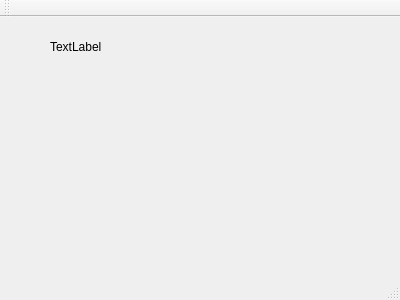
Qt form modloader_qt/mainwindow.ui (jpeg/TDL-Mod-Loader) before a commit.
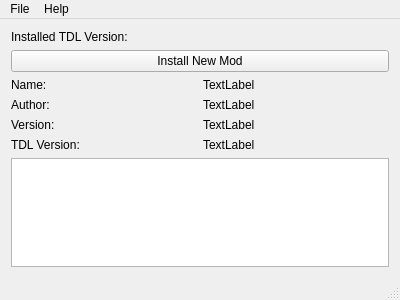
The same form after that commit.

Commit message: Fixed some ModManager bugs, added basic GUI

Patch:
```diff
--- a/modloader_qt/mainwindow.ui
+++ b/modloader_qt/mainwindow.ui
@@ -14,19 +14,85 @@
    <string>MainWindow</string>
   </property>
   <widget class="QWidget" name="centralWidget">
-   <widget class="QLabel" name="labelTDLVersion">
-    <property name="geometry">
-     <rect>
-      <x>50</x>
-      <y>20</y>
-      <width>191</width>
-      <height>20</height>
-     </rect>
-    </property>
-    <property name="text">
-     <string>TextLabel</string>
-    </property>
-   </widget>
+   <layout class="QVBoxLayout" name="verticalLayout">
+    <item>
+     <widget class="QLabel" name="labelTDLVersion">
+      <property name="text">
+       <string>Installed TDL Version:</string>
+      </property>
+     </widget>
+    </item>
+    <item>
+     <widget class="QPushButton" name="buttonInstallMod">
+      <property name="text">
+       <string>Install New Mod</string>
+      </property>
+     </widget>
+    </item>
+    <item>
+     <layout class="QGridLayout" name="gridLayout_2">
+      <item row="2" column="0">
+       <widget class="QLabel" name="labelModVersionLabel">
+        <property name="text">
+         <string>Version:</string>
+        </property>
+       </widget>
+      </item>
+      <item row="1" column="0">
+       <widget class="QLabel" name="labelModAuthorLabel">
+        <property name="text">
+         <string>Author:</string>
+        </property>
+       </widget>
+      </item>
+      <item row="3" column="0">
+       <widget class="QLabel" name="labelModGameVersionLabel">
+        <property name="text">
+         <string>TDL Version:</string>
+        </property>
+       </widget>
+      </item>
+      <item row="0" column="0">
+       <widget class="QLabel" name="labelModNameLabel">
+        <property name="text">
+         <string>Name:</string>
+        </property>
+       </widget>
+      </item>
+      <item row="0" column="1">
+       <widget class="QLabel" name="labelModName">
+        <property name="text">
+         <string>TextLabel</string>
+        </property>
+       </widget>
+      </item>
+      <item row="1" column="1">
+       <widget class="QLabel" name="labelModAuthor">
+        <property name="text">
+         <string>TextLabel</string>
+        </property>
+       </widget>
+      </item>
+      <item row="2" column="1">
+       <widget class="QLabel" name="labelModVersion">
+        <property name="text">
+         <string>TextLabel</string>
+        </property>
+       </widget>
+      </item>
+      <item row="3" column="1">
+       <widget class="QLabel" name="labelModGameVersion">
+        <property name="text">
+         <string>TextLabel</string>
+        </property>
+       </widget>
+      </item>
+     </layout>
+    </item>
+    <item>
+     <widget class="QTreeView" name="treeViewMods"/>
+    </item>
+   </layout>
   </widget>
   <widget class="QMenuBar" name="menuBar">
    <property name="geometry">
@@ -37,14 +103,20 @@
      <height>21</height>
     </rect>
    </property>
-  </widget>
-  <widget class="QToolBar" name="mainToolBar">
-   <attribute name="toolBarArea">
-    <enum>TopToolBarArea</enum>
-   </attribute>
-   <attribute name="toolBarBreak">
-    <bool>false</bool>
-   </attribute>
+   <widget class="QMenu" name="menuFile">
+    <property name="title">
+     <string>File</string>
+    </property>
+    <addaction name="actionExit"/>
+   </widget>
+   <widget class="QMenu" name="menuHelp">
+    <property name="title">
+     <string>Help</string>
+    </property>
+    <addaction name="actionAbout"/>
+   </widget>
+   <addaction name="menuFile"/>
+   <addaction name="menuHelp"/>
   </widget>
   <widget class="QStatusBar" name="statusBar"/>
  </widget>
```
Left out of the diff: 10 changed lines with no effect on the pictures. The commit also changes 5 other files.
